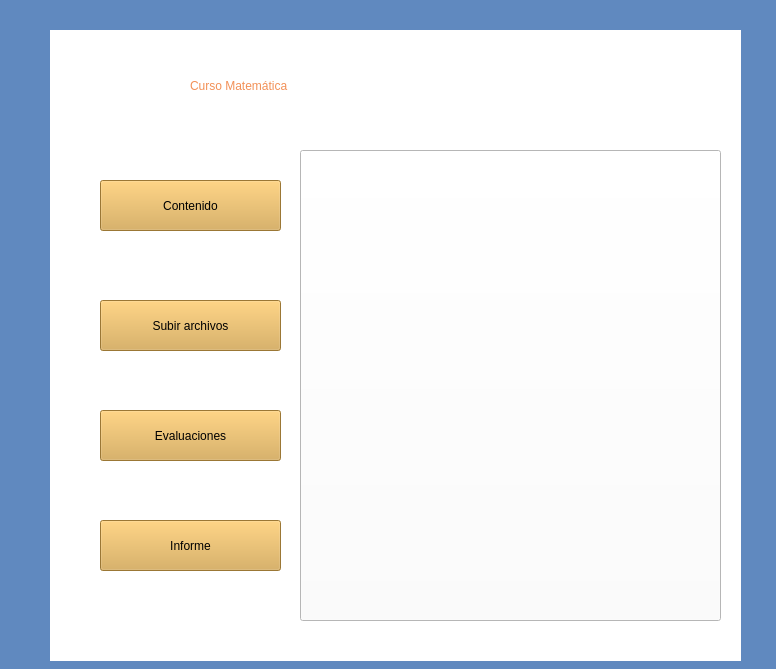
Before: the Qt Designer form CursoAsignatura.ui in Shanem007/AulaVirtual, drawn with Qt 5.
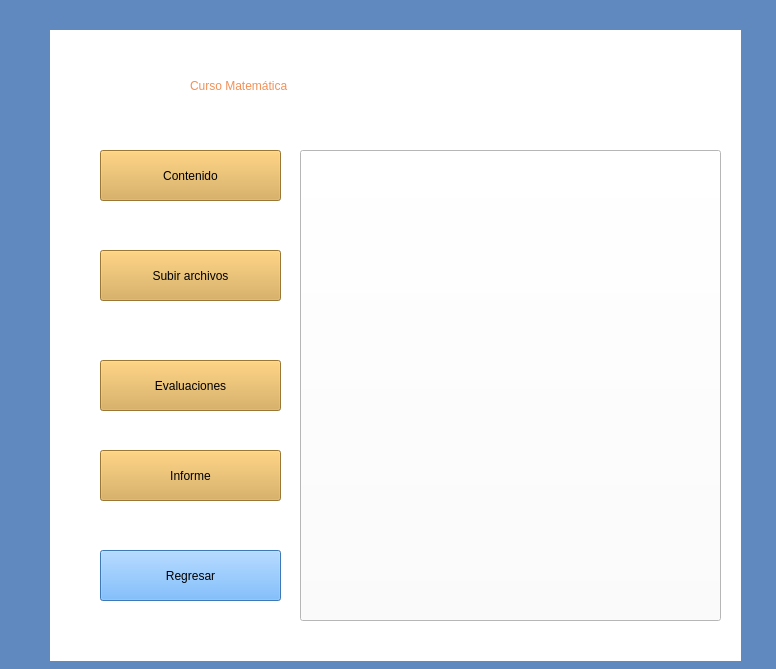
After: the same form once the commit is applied. Icons and pictures are not drawn.

```diff
--- a/CursoAsignatura.ui
+++ b/CursoAsignatura.ui
@@ -83,7 +83,7 @@
    <property name="geometry">
     <rect>
      <x>100</x>
-     <y>180</y>
+     <y>150</y>
      <width>181</width>
      <height>51</height>
     </rect>
@@ -100,7 +100,7 @@
    <property name="geometry">
     <rect>
      <x>100</x>
-     <y>300</y>
+     <y>250</y>
      <width>181</width>
      <height>51</height>
     </rect>
@@ -117,7 +117,7 @@
    <property name="geometry">
     <rect>
      <x>100</x>
-     <y>410</y>
+     <y>360</y>
      <width>181</width>
      <height>51</height>
     </rect>
@@ -134,7 +134,7 @@
    <property name="geometry">
     <rect>
      <x>100</x>
-     <y>520</y>
+     <y>450</y>
      <width>181</width>
      <height>51</height>
     </rect>
@@ -147,6 +147,23 @@
     <string>Informe</string>
    </property>
   </widget>
+  <widget class="QPushButton" name="botonInforme_2">
+   <property name="geometry">
+    <rect>
+     <x>100</x>
+     <y>550</y>
+     <width>181</width>
+     <height>51</height>
+    </rect>
+   </property>
+   <property name="styleSheet">
+    <string notr="true">background-color: rgb(85, 170, 255);
+font: 700 14pt &quot;Segoe UI&quot;;</string>
+   </property>
+   <property name="text">
+    <string>Regresar</string>
+   </property>
+  </widget>
  </widget>
  <resources/>
  <connections/>
```
